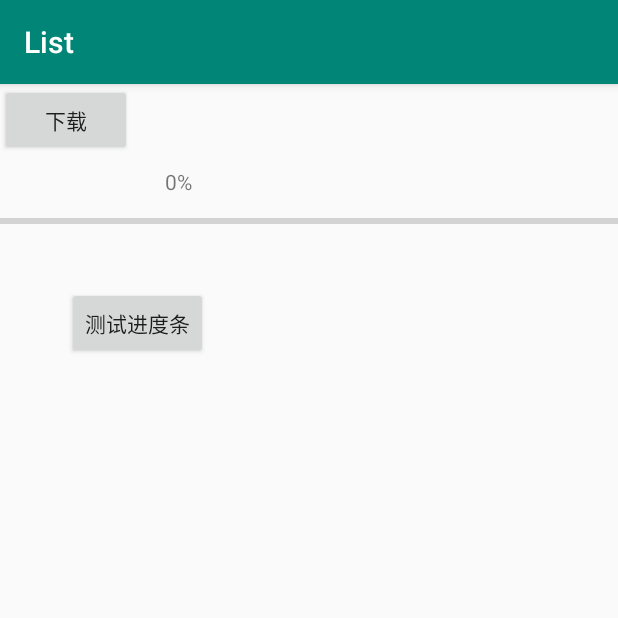
After one commit to wow060118/List, an Android app: the Download screen opened directly, with no data from a screen before it, on a phone screen of 412 x 824 dp, the top half of it. The commit adds this screen. Run offline under Robolectric (Android 15) with nearby library versions, the phone set to English and light mode, and no system bars; libraries missing offline, so code that uses them is left out: com.alibaba.fastjson.

```diff
--- a/app/build.gradle
+++ b/app/build.gradle
@@ -34,6 +34,9 @@ dependencies {
     implementation project(':mylibrary')
     compile 'org.greenrobot:greendao:3.2.2' // add library
     compile 'net.zetetic:android-database-sqlcipher:3.5.6'
+    compile 'com.squareup.retrofit2:retrofit:2.1.0'
+    compile 'com.squareup.retrofit2:converter-gson:2.1.0'
+    implementation "com.squareup.retrofit2:adapter-rxjava2:2.3.0"
 
 }
 
--- /dev/null
+++ b/app/src/main/java/com/example/yfr/list/Download.java
@@ -0,0 +1,99 @@
+package com.example.yfr.list;
+
+import android.os.Bundle;
+import android.os.Environment;
+import android.os.Handler;
+import android.os.Message;
+import android.support.v7.app.AppCompatActivity;
+import android.view.View;
+import android.widget.Button;
+import android.widget.ProgressBar;
+import android.widget.TextView;
+import android.widget.Toast;
+
+import com.alibaba.fastjson.JSON;
+import com.example.yfr.list.api.DownloadApi;
+import com.example.yfr.list.util.DownloadListener;
+import com.example.yfr.list.util.DownloadUtil;
+
+import java.io.File;
+
+public class Download extends AppCompatActivity implements View.OnClickListener {
+    Button button, test;
+    int mProgressStatus = 0;
+
+    @Override
+    protected void onCreate(Bundle savedInstanceState) {
+        super.onCreate(savedInstanceState);
+        setContentView(R.layout.download);
+        final ProgressBar bar = findViewById(R.id.progress);
+        final TextView textView = findViewById(R.id.tvProgress);
+        button = findViewById(R.id.download1);
+        button.setOnClickListener(new View.OnClickListener() {
+            @Override
+            public void onClick(View v) {
+                String url="http://pic41.nipic.com/";
+//                String url="http://7xstkb.com1.z0.glb.clouddn.com/agen_apple.mp4/";
+                String path = Environment.getExternalStorageDirectory() + "/DownloadFileTwo";
+                DownloadUtil.download(url, path, new DownloadListener() {
+                    @Override
+                    public void onStart() {
+                        Toast.makeText(Download.this, "文件开始下载", Toast.LENGTH_LONG).show();
+
+                    }
+
+                    @Override
+                    public void onProgress(int progress) {
+                        final int text = progress;
+                        bar.setProgress(progress);
+                        textView.setText(text + "%");
+
+                    }
+
+                    @Override
+                    public void onFinish(String path) {
+                        Toast.makeText(Download.this, "下载成功，存放路经是：" + path, Toast.LENGTH_LONG).show();
+
+                    }
+
+                    @Override
+                    public void onFail(String errorInfo) {
+                        Toast.makeText(Download.this, "errorInfo", Toast.LENGTH_LONG).show();
+
+                    }
+                });
+            }
+        });
+
+
+//        new Thread(){
+//            @Override
+//            public void run() {
+//                int i=0;
+//                while(i<100){
+//                    i++;
+//                    try {
+//                        Thread.sleep(80);
+//                    } catch (InterruptedException e) {
+//                        e.printStackTrace();
+//                    }
+//                    final int j=i;
+//                    bar.setProgress(i);
+//                    runOnUiThread(new Runnable() {
+//                        @Override
+//                        public void run() {
+//                            textView.setText(j+"%");
+//                        }
+//                    });
+//                }
+//            }
+//        }.start();
+
+
+    }
+
+    @Override
+    public void onClick(View v) {
+
+    }
+}
--- /dev/null
+++ b/app/src/main/java/com/example/yfr/list/util/DownloadListener.java
@@ -0,0 +1,13 @@
+package com.example.yfr.list.util;
+
+public interface DownloadListener {
+    void onStart();//下载开始
+
+    void onProgress(int progress);//下载进度
+
+    void onFinish(String path);//下载完成
+
+    void onFail(String errorInfo);//下载失败
+
+
+}
--- /dev/null
+++ b/app/src/main/res/layout/download.xml
@@ -0,0 +1,45 @@
+<?xml version="1.0" encoding="utf-8"?>
+<RelativeLayout xmlns:android="http://schemas.android.com/apk/res/android"
+    android:layout_width="match_parent"
+    android:layout_height="wrap_content" >
+
+
+    <Button
+        android:layout_width="wrap_content"
+        android:layout_height="wrap_content"
+        android:onClick="onClick"
+        android:id="@+id/download1"
+        android:text="下载"/>
+
+    <ProgressBar
+        android:id="@+id/progress"
+        style="@style/Widget.AppCompat.ProgressBar.Horizontal"
+        android:layout_width="match_parent"
+        android:layout_height="wrap_content"
+        android:layout_alignParentStart="true"
+        android:layout_centerVertical="true" />
+
+    <Button
+        android:id="@+id/test"
+        android:layout_width="wrap_content"
+        android:layout_height="wrap_content"
+        android:layout_alignParentTop="true"
+        android:layout_alignParentEnd="true"
+        android:layout_alignParentRight="true"
+        android:layout_marginTop="135dp"
+        android:layout_marginEnd="273dp"
+        android:layout_marginRight="273dp"
+        android:onClick="onClick"
+        android:text="测试进度条" />
+
+    <TextView
+        android:id="@+id/tvProgress"
+        android:layout_width="wrap_content"
+        android:layout_height="wrap_content"
+        android:layout_alignParentStart="true"
+        android:layout_alignParentTop="true"
+        android:layout_marginStart="110dp"
+        android:layout_marginTop="55dp"
+        android:text="0%" />
+
+</RelativeLayout>
--- /dev/null
+++ b/app/src/main/res/xml/network_security_config.xml
@@ -0,0 +1,4 @@
+<?xml version="1.0" encoding="utf-8"?>
+<network-security-config>
+    <base-config cleartextTrafficPermitted="true" />
+</network-security-config>
```
Also changed, not shown: app/src/main/AndroidManifest.xml (+20 -1 lines), app/src/main/java/com/example/yfr/list/MainActivity.java (+12 -8 lines), app/src/main/java/com/example/yfr/list/api/DownloadApi.java (added, +15 -0 lines), app/src/main/java/com/example/yfr/list/util/DownloadUtil.java (added, +127 -0 lines), app/src/main/res/layout/activity_main.xml (+11 -0 lines).
